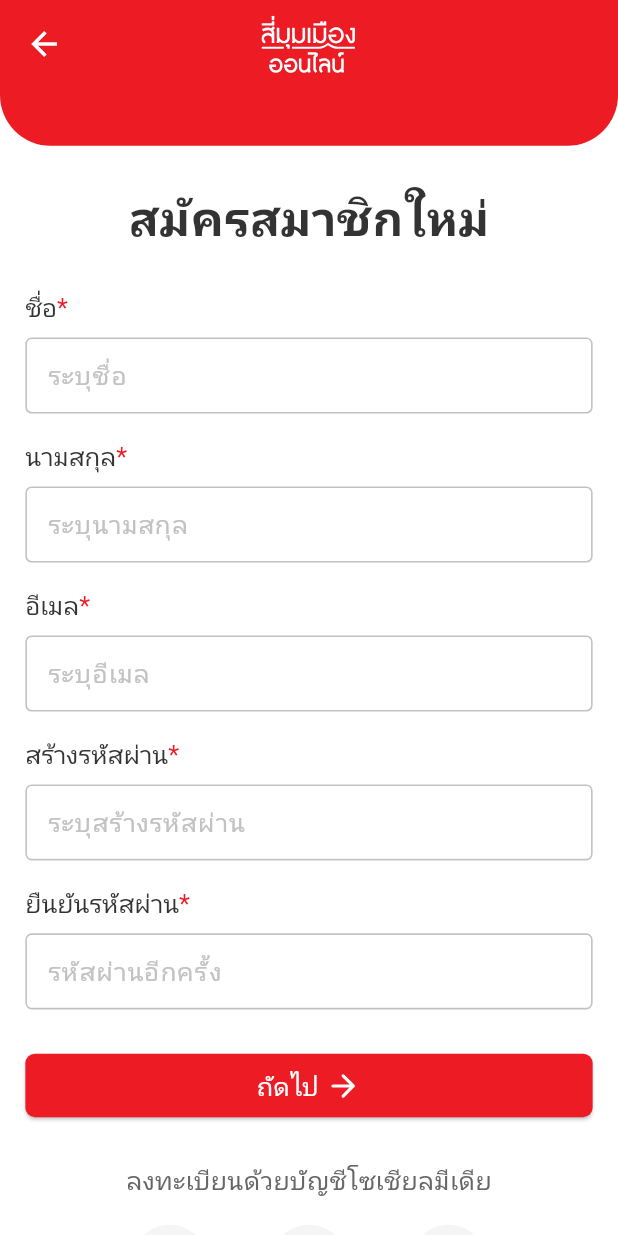
After one commit to cipherstudio/simummuang-marketplace-app-seller, a Flutter app: the RegisterPage screen opened by its route, on a phone screen of 412 x 824 dp. The commit adds this screen. Run offline on Flutter 3.47's test engine with Material 3 defaults, Android fonts, the phone set to English and light mode, and no system bars; our stand-ins replace bloc, dio, email_validator, flutter_bloc, flutter_svg, freezed_annotation and 6 more; generated files the repository leaves out were written again; Roboto replaces fonts that are missing (fontFamily); statements that could not run were skipped.

Commit message:
static ui register

```diff
--- /dev/null
+++ b/lib/components/shared_components.dart
@@ -0,0 +1,7 @@
+export 'external_login.dart';
+export 'smm_app_bar.dart';
+export 'smm_checkbox.dart';
+export 'smm_filled_button.dart';
+export 'smm_outlined_button.dart';
+export 'smm_text_form_field.dart';
+export 'smm_text_label.dart';
--- /dev/null
+++ b/lib/components/smm_text_label.dart
@@ -0,0 +1,57 @@
+import 'package:flutter/material.dart';
+import 'package:smm_application/core/keys/app_keys.dart';
+import 'package:smm_application/themes/app_colors.dart';
+import 'package:smm_application/themes/app_text_styles.dart';
+
+///text label
+class SMMTextLabel extends StatelessWidget {
+  const SMMTextLabel({
+    super.key,
+    required this.textSpans,
+    required this.child,
+  });
+
+  // ignore: use_key_in_widget_constructors
+  SMMTextLabel.textField({
+    required Widget child,
+    required String text,
+    bool isStar = false,
+  }) : this(
+          textSpans: <TextSpan>[
+            TextSpan(
+                text: text,
+                style: AppTextStyles.textMDRegular.copyWith(
+                    fontFamily: AppKeys.fontFamily,
+                    color: AppColors.primaryDefaultMain)),
+            if (isStar)
+              TextSpan(
+                  text: '*',
+                  style: AppTextStyles.textMDRegular.copyWith(
+                      fontFamily: AppKeys.fontFamily,
+                      color: AppColors.primaryBrandMain)),
+          ],
+          child: child,
+        );
+
+  ///label text
+  final List<TextSpan> textSpans;
+
+  ///child
+  final Widget child;
+
+  @override
+  Widget build(BuildContext context) {
+    return Column(
+      crossAxisAlignment: CrossAxisAlignment.start,
+      children: <Widget>[
+        RichText(
+          text: TextSpan(children: <TextSpan>[...textSpans]),
+        ),
+        const SizedBox(
+          height: 8,
+        ),
+        child
+      ],
+    );
+  }
+}
--- /dev/null
+++ b/lib/features/register/view/bloc/register_bloc.dart
@@ -0,0 +1,14 @@
+import 'package:bloc/bloc.dart';
+import 'package:freezed_annotation/freezed_annotation.dart';
+
+part 'register_bloc_event.dart';
+part 'register_bloc_state.dart';
+part 'register_bloc.freezed.dart';
+
+class RegisterBloc extends Bloc<RegisterBlocEvent, RegisterBlocState> {
+  RegisterBloc() : super(RegisterBlocState()) {
+    on<RegisterBlocEvent>((event, emit) {
+      // TODO: implement event handler
+    });
+  }
+}
--- /dev/null
+++ b/lib/features/register/view/bloc/register_bloc_event.dart
@@ -0,0 +1,6 @@
+part of 'register_bloc.dart';
+
+@freezed
+class RegisterBlocEvent with _$RegisterBlocEvent {
+  const factory RegisterBlocEvent.init() = _Initial;
+}
--- /dev/null
+++ b/lib/features/register/view/bloc/register_bloc_state.dart
@@ -0,0 +1,6 @@
+part of 'register_bloc.dart';
+
+@freezed
+class RegisterBlocState with _$RegisterBlocState {
+  const factory RegisterBlocState() = _RegisterBlocState;
+}
--- /dev/null
+++ b/lib/features/register/view/register_page.dart
@@ -0,0 +1,163 @@
+import 'package:flutter/material.dart';
+import 'package:flutter_bloc/flutter_bloc.dart';
+import 'package:smm_application/components/shared_components.dart';
+import 'package:smm_application/features/register/view/bloc/register_bloc.dart';
+import 'package:smm_application/generated/assets.gen.dart';
+import 'package:smm_application/themes/app_colors.dart';
+import 'package:smm_application/themes/app_text_styles.dart';
+import 'package:smm_application/translation/generated/l10n.dart';
+
+class RegisterPage extends StatelessWidget {
+  const RegisterPage({super.key});
+
+  @override
+  Widget build(BuildContext context) {
+    return BlocProvider(
+      create: (context) => RegisterBloc(),
+      child: BlocBuilder<RegisterBloc, RegisterBlocState>(
+          builder: (context, state) => _body(context)),
+    );
+  }
+
+  Widget _body(BuildContext context) {
+    return Scaffold(
+      backgroundColor: Colors.white,
+      appBar: SMMAppBar.loginAndRegister(),
+      body: SafeArea(
+        child: SingleChildScrollView(
+          child: Padding(
+            padding: const EdgeInsets.symmetric(horizontal: 16, vertical: 24),
+            child: Column(
+              mainAxisAlignment: MainAxisAlignment.center,
+              children: <Widget>[
+                Text(
+                  Trans.current.register_title,
+                  style: AppTextStyles.displaySMSemibold
+                      .copyWith(color: AppColors.primaryDefaultMain),
+                ),
+                const SizedBox(
+                  height: 24,
+                ),
+                SMMTextLabel.textField(
+                  text: Trans.current.register_name,
+                  isStar: true,
+                  child: SMMTextFormField.normal(
+                    isEnable: true,
+                    hintText:
+                        Trans.current.hint_text + Trans.current.register_name,
+                    validator: (v) {
+                      if (v!.isEmpty == true) {
+                        return Trans.current.validate_text +
+                            Trans.current.register_name;
+                      } else {
+                        return null;
+                      }
+                    },
+                  ),
+                ),
+                const SizedBox(
+                  height: 16,
+                ),
+                SMMTextLabel.textField(
+                  text: Trans.current.register_surname,
+                  isStar: true,
+                  child: SMMTextFormField.normal(
+                    isEnable: true,
+                    hintText: Trans.current.hint_text +
+                        Trans.current.register_surname,
+                    validator: (v) {
+                      if (v!.isEmpty == true) {
+                        return Trans.current.validate_text +
+                            Trans.current.register_surname;
+                      } else {
+                        return null;
+                      }
+                    },
+                  ),
+                ),
+                const SizedBox(
+                  height: 16,
+                ),
+                SMMTextLabel.textField(
+                  text: Trans.current.register_email,
+                  isStar: true,
+                  child: SMMTextFormField.email(
+                    isEnable: true,
+                    hintText:
+                        Trans.current.hint_text + Trans.current.register_email,
+                  ),
+                ),
+                const SizedBox(
+                  height: 16,
+                ),
+                SMMTextLabel.textField(
+                  text: Trans.current.register_password,
+                  isStar: true,
+                  child: SMMTextFormField.normal(
+                    isEnable: true,
+                    hintText: Trans.current.hint_text +
+                        Trans.current.register_password,
+                    validator: (v) {
+                      if (v!.isEmpty == true) {
+                        return Trans.current.validate_text +
+                            Trans.current.register_password;
+                      } else {
+                        return null;
+                      }
+                    },
+                  ),
+                ),
+                const SizedBox(
+                  height: 16,
+                ),
+                SMMTextLabel.textField(
+                  text: Trans.current.register_password_confirm,
+                  isStar: true,
+                  child: SMMTextFormField.normal(
+                    isEnable: true,
+                    hintText: Trans.current.register_password_hint,
+                    validator: (v) {
+                      if (v!.isEmpty == true) {
+                        return Trans.current.validate_text +
+                            Trans.current.register_password;
+                      } else {
+                        return null;
+                      }
+                    },
+                  ),
+                ),
+                const SizedBox(
+                  height: 24,
+                ),
+                SMMFilledButton(
+                  child: Row(
+                    mainAxisAlignment: MainAxisAlignment.center,
+                    children: [
+                      Text(Trans.current.register_next_button,
+                          style: AppTextStyles.textBTNNormal.copyWith(
+                            color: AppColors.primaryDefaultInverseMain,
+                          )),
+                      const SizedBox(
+                        width: 4,
+                      ),
+                      const $AssetsIconsGen().iconsArrowRight.svg()
+                    ],
+                  ),
+                  onPressed: () {},
+                ),
+                const SizedBox(
+                  height: 24,
+                ),
+                ExternalLogin(
+                  title: Trans.current.register_external_title,
+                  detail: Trans.current.register_external_detail,
+                  textButton: Trans.current.register_external_text_button,
+                ),
+              ],
+            ),
+          ),
+        ),
+      ),
+    );
+  }
+}
--- a/lib/router/app_router.dart
+++ b/lib/router/app_router.dart
@@ -1,6 +1,7 @@
 import 'package:flutter/material.dart';
 import 'package:go_router/go_router.dart';
 import 'package:smm_application/features/example_page/view/example_page.dart';
+import 'package:smm_application/features/register/view/register_page.dart';
 
 class AppRouter {
   AppRouter({this.rootKey});
@@ -11,6 +12,9 @@ class AppRouter {
   static const String examplePageNamed = 'example';
   static const String examplePagePath = '/example';
 
+  static const String registerPageNamed = 'register';
+  static const String registerPagePath = 'register';
+
   static GoRouter router() {
     return GoRouter(
       routes: [
@@ -20,7 +24,13 @@ class AppRouter {
             return MaterialPage<void>(
                 key: state.pageKey, child: const ExamplePage());
           },
-          routes: const [],
+          routes: [
+            GoRoute(
+              path: registerPagePath,
+              name: registerPageNamed,
+              builder: (context, state) => const RegisterPage(),
+            )
+          ],
         ),
       ],
     );
--- a/lib/themes/app_text_styles.dart
+++ b/lib/themes/app_text_styles.dart
@@ -14,4 +14,10 @@ class AppTextStyles {
 
   static const TextStyle textSMSemiBold = TextStyle(
       color: AppColors.black, fontSize: 14, fontWeight: FontWeight.w600);
+
+  static const TextStyle textBTNNormal = TextStyle(
+      color: AppColors.black, fontSize: 16, fontWeight: FontWeight.w400);
+
+  static const TextStyle displaySMSemibold = TextStyle(
+      color: AppColors.black, fontSize: 30, fontWeight: FontWeight.w600);
 }
--- a/lib/translation/l10n/intl_en.arb
+++ b/lib/translation/l10n/intl_en.arb
@@ -5,5 +5,15 @@
   "register_external_text_button":"เข้าสู่ระบบ",
   "login_external_title":"เข้าสู่ระบบด้วยบัญชีโซเชียลมีเดีย",
   "login_external_detail":"ยังไม่มีบัญชี",
-  "login_external_text_button":"สร้างบัญชีใหม่"
+  "login_external_text_button":"สร้างบัญชีใหม่",
+  "hint_text" : "ระบุ",
+  "validate_text" : "กรุณาระบุ",
+  "register_title" : "สมัครสมาชิกใหม่",
+  "register_name" : "ชื่อ",
+  "register_surname" : "นามสกุล",
+  "register_email" : "อีเมล",
+  "register_password" : "สร้างรหัสผ่าน",
+  "register_password_confirm" : "ยืนยันรหัสผ่าน",
+  "register_password_hint" : "รหัสผ่านอีกครั้ง",
+  "register_next_button" : "ถัดไป"
 }
--- a/lib/translation/l10n/intl_th.arb
+++ b/lib/translation/l10n/intl_th.arb
@@ -5,5 +5,15 @@
   "register_external_text_button":"เข้าสู่ระบบ",
   "login_external_title":"เข้าสู่ระบบด้วยบัญชีโซเชียลมีเดีย",
   "login_external_detail":"ยังไม่มีบัญชี",
-  "login_external_text_button":"สร้างบัญชีใหม่"
+  "login_external_text_button":"สร้างบัญชีใหม่",
+  "hint_text" : "ระบุ",
+  "validate_text" : "กรุณาระบุ",
+  "register_title" : "สมัครสมาชิกใหม่",
+  "register_name" : "ชื่อ",
+  "register_surname" : "นามสกุล",
+  "register_email" : "อีเมล",
+  "register_password" : "สร้างรหัสผ่าน",
+  "register_password_confirm" : "ยืนยันรหัสผ่าน",
+  "register_password_hint" : "รหัสผ่านอีกครั้ง",
+  "register_next_button" : "ถัดไป"
 }
```
Also changed, not shown: assets/icons/icons_arrow_right.svg (added), lib/features/register/view/bloc/register_bloc.freezed.dart (added), lib/generated/assets.gen.dart, lib/translation/generated/intl/messages_en.dart, lib/translation/generated/intl/messages_th.dart, lib/translation/generated/l10n.dart.
